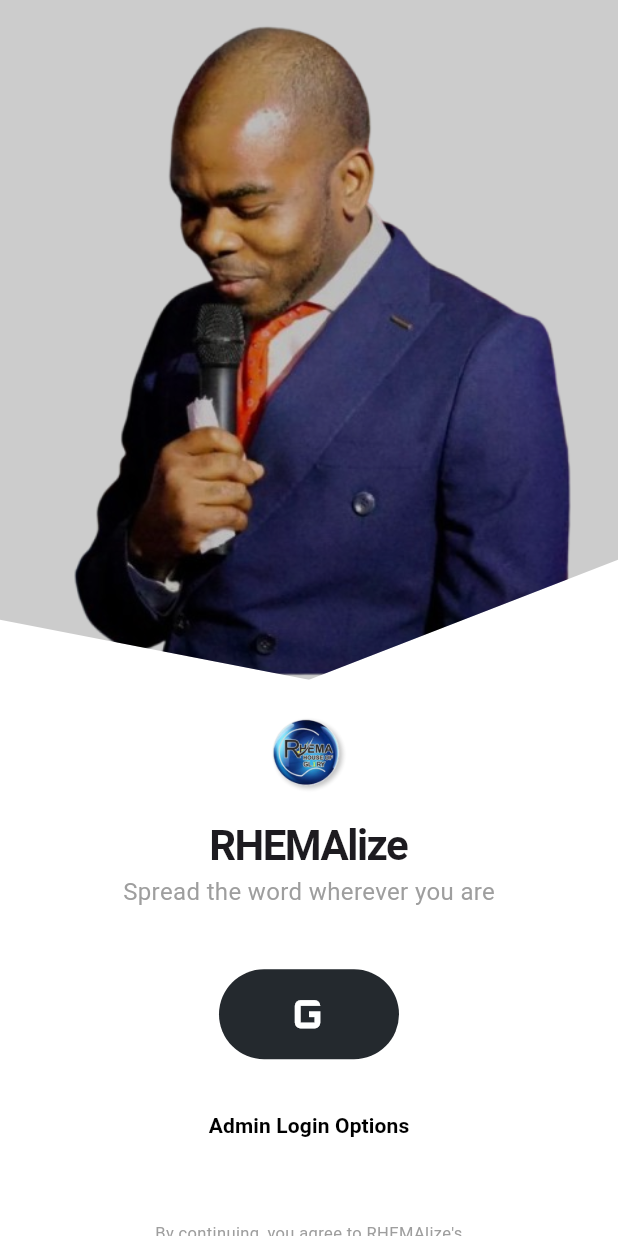
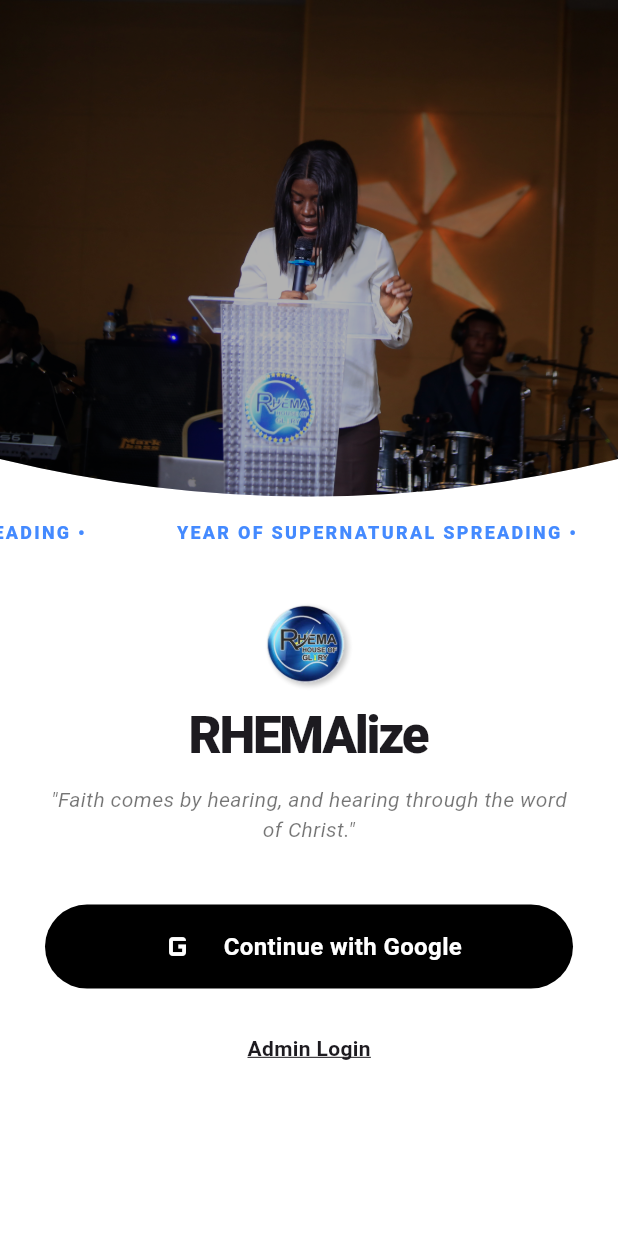
Before and after one commit to Majorboy1/Rhemalize, a Flutter app: the screen it shows after launch, on a phone screen of 412 x 824 dp. Run offline on Flutter 3.47's test engine with Material 3 defaults, Android fonts, the phone set to English and light mode, and no system bars; our stand-ins replace app_links, cloud_firestore, connectivity_plus, file_picker, firebase_auth, firebase_core and 8 more; missing offline and left inert: audio_session; accounts and stored records are empty; network calls fail.

Commit message:
Made final login screen

```diff
--- a/lib/screens/login_screen.dart
+++ b/lib/screens/login_screen.dart
@@ -13,54 +13,72 @@
   State<LoginScreen> createState() => _LoginScreenState();
 }
 
-class _LoginScreenState extends State<LoginScreen> {
-  // Logic variables
+class _LoginScreenState extends State<LoginScreen>
+    with TickerProviderStateMixin {
   final TextEditingController _emailController = TextEditingController();
   final TextEditingController _passwordController = TextEditingController();
+
   bool _isLoading = false;
   bool _showAdminForm = false;
   bool _isPasswordVisible = false;
 
-  // Image Transition variables
-  late Timer _timer;
+  late Timer _imageTimer;
+  late AnimationController _scrollController;
+  late AnimationController _scaleController;
   int _currentImageIndex = 0;
+
   final List<String> _backgroundImages = [
-    'assets/images/picture-1.png', // Ensure these exist in your assets
-    'assets/images/picture-2.png',
-    'assets/images/picture-3.png',
+    'assets/images/pst&wife.jpg',
+    'assets/images/ma_judith.png',
+    'assets/images/bro_dave.jpg',
+    'assets/images/sis_peace.jpg',
+    'assets/images/bro_wisdom.jpg',
+    'assets/images/esther.jpg',
+    'assets/images/millenium.jpg',
+    'assets/images/choir.jpg',
+    'assets/images/usher.jpg',
+    'assets/images/soul_winners.jpg',
+    'assets/images/pst_ministering.jpg',
+    'assets/images/crowd.jpg',
   ];
 
   @override
   void initState() {
     super.initState();
-    // Transition background every 3 seconds
-    _timer = Timer.periodic(const Duration(seconds: 3), (timer) {
+
+    // 1. Infinite Horizontal Scroll (Marquee)
+    _scrollController = AnimationController(
+      vsync: this,
+      duration: const Duration(seconds: 15),
+    )..repeat();
+
+    // 2. Background Image Zoom
+    _scaleController = AnimationController(
+      vsync: this,
+      duration: const Duration(seconds: 20),
+    )..repeat(reverse: true);
+
+    _imageTimer = Timer.periodic(const Duration(seconds: 5), (timer) {
       if (mounted) {
-        setState(() {
-          _currentImageIndex =
-              (_currentImageIndex + 1) % _backgroundImages.length;
-        });
+        setState(() => _currentImageIndex =
+            (_currentImageIndex + 1) % _backgroundImages.length);
       }
     });
   }
 
   @override
   void dispose() {
-    _timer.cancel();
+    _imageTimer.cancel();
+    _scrollController.dispose();
+    _scaleController.dispose();
     _emailController.dispose();
     _passwordController.dispose();
     super.dispose();
   }
 
   Future<void> _handleLogin(String method) async {
-    if (method == 'admin' && !_showAdminForm) {
-      setState(() => _showAdminForm = true);
-      return;
-    }
-
     setState(() => _isLoading = true);
     final auth = Provider.of<AuthProvider>(context, listen: false);
-
     try {
       String? userEmail;
       if (method == 'google') {
@@ -68,7 +86,6 @@
         userEmail = credential?.user?.email?.toLowerCase();
       } else {
         userEmail = _emailController.text.trim().toLowerCase();
-        if (userEmail.isEmpty) throw 'Please enter your admin email.';
         await auth.signInWithEmailAndPassword(
             userEmail, _passwordController.text.trim());
       }
@@ -77,18 +94,17 @@
           .collection('admins')
           .doc(userEmail)
           .get();
+      if (!mounted) return;
 
-      if (mounted) {
       if (adminDoc.exists) {
         Navigator.pushReplacement(context,
             MaterialPageRoute(builder: (_) => const AdminMainScreen()));
       } else if (_showAdminForm) {
         await auth.signOut();
-          throw 'Unauthorized: Email is not registered as an Admin.';
+        throw 'Access Denied: Admin rights required.';
       } else {
         Navigator.pushReplacement(
             context, MaterialPageRoute(builder: (_) => const MainApp()));
-        }
       }
     } catch (e) {
       if (mounted) {
@@ -107,176 +123,233 @@
       body: SingleChildScrollView(
         child: Column(
           children: [
-            // TOP IMAGE SECTION WITH CLIPPER
-            Stack(
+            // HEADER IMAGE
+            ClipPath(
+              clipper: HeaderClipper(),
+              child: Stack(
                 children: [
-                ClipPath(
-                  clipper: ZigZagClipper(),
-                  child: AnimatedSwitcher(
-                    duration: const Duration(milliseconds: 800),
+                  AnimatedSwitcher(
+                    duration: const Duration(milliseconds: 1000),
+                    child: ScaleTransition(
+                      key: ValueKey<int>(_currentImageIndex),
+                      scale: Tween<double>(begin: 1.0, end: 1.15)
+                          .animate(_scaleController),
                       child: Container(
-                      key: ValueKey<int>(_currentImageIndex),
-                      height: MediaQuery.of(context).size.height * 0.55,
+                        height: MediaQuery.of(context).size.height * 0.42,
                         width: double.infinity,
                         decoration: BoxDecoration(
                           image: DecorationImage(
-                          image:
-                              AssetImage(_backgroundImages[_currentImageIndex]),
+                            image: AssetImage(
+                                _backgroundImages[_currentImageIndex]),
                             fit: BoxFit.cover,
                           ),
                         ),
-                      // Overlay to darken image slightly
-                      child: Container(color: Colors.black.withOpacity(0.2)),
                       ),
                     ),
                   ),
+                  Container(
+                      height: MediaQuery.of(context).size.height * 0.42,
+                      color: Colors.black.withOpacity(0.3)),
                 ],
               ),
+            ),
 
-            // LOGO & TEXT SECTION
+            // FIXED MARQUEE (Solves the 639px overflow)
+            SizedBox(
+              height: 40,
+              width: double.infinity,
+              child: ClipRect(
+                // Clips the text so it doesn't bleed out of the screen
+                child: AnimatedBuilder(
+                  animation: _scrollController,
+                  builder: (context, child) {
+                    return Stack(
+                      children: [
+                        Positioned(
+                          left: MediaQuery.of(context).size.width -
+                              (_scrollController.value *
+                                  (MediaQuery.of(context).size.width + 800)),
+                          child: Row(
+                            children: List.generate(
+                                400, (index) => _buildScrollingText()),
+                          ),
+                        ),
+                      ],
+                    );
+                  },
+                ),
+              ),
+            ),
+
             Padding(
               padding: const EdgeInsets.symmetric(horizontal: 30),
               child: Column(
                 children: [
-                  const SizedBox(height: 20),
-                  Image.asset('assets/images/rhema-logo.png', height: 60),
                   const SizedBox(height: 10),
+                  Image.asset('assets/images/rhema-logo.png', height: 70),
+                  const Text("RHEMAlize",
+                      style: TextStyle(
+                          fontSize: 34,
+                          fontWeight: FontWeight.w900,
+                          letterSpacing: -1.5)),
+                  const SizedBox(height: 8),
                   const Text(
-                    "RHEMAlize",
+                    "\"Faith comes by hearing, and hearing through the word of Christ.\"",
+                    textAlign: TextAlign.center,
                     style: TextStyle(
-                        fontSize: 28,
-                        fontWeight: FontWeight.bold,
-                        letterSpacing: -1),
-                  ),
-                  const Text(
-                    "Spread the word wherever you are",
-                    style: TextStyle(fontSize: 16, color: Colors.grey),
+                        fontSize: 14,
+                        color: Colors.black54,
+                        fontStyle: FontStyle.italic),
                   ),
                   const SizedBox(height: 40),
-
-                  // LOGIN ACTIONS
                   if (_isLoading)
-                    const CircularProgressIndicator()
+                    const CircularProgressIndicator(color: Colors.black)
                   else if (!_showAdminForm)
                     _buildGoogleButton()
                   else
                     _buildAdminForm(),
-
-                  const SizedBox(height: 20),
-
-                  // SECONDARY OPTION
+                  const SizedBox(height: 30),
                   if (!_isLoading)
-                    TextButton(
-                      onPressed: () {
-                        setState(() {
-                          _showAdminForm = !_showAdminForm;
-                        });
-                      },
+                    GestureDetector(
+                      onTap: () =>
+                          setState(() => _showAdminForm = !_showAdminForm),
                       child: Text(
-                        _showAdminForm
-                            ? "Back to User Login"
-                            : "Admin Login Options",
+                        _showAdminForm ? "Sign in as Member" : "Admin Login",
                         style: const TextStyle(
-                            color: Colors.black, fontWeight: FontWeight.bold),
+                            fontWeight: FontWeight.bold,
+                            decoration: TextDecoration.underline),
                       ),
                     ),
                 ],
               ),
             ),
-
-            const SizedBox(height: 40),
-            const Text(
-              "By continuing, you agree to RHEMAlize's\nTerms of Use and Privacy Policy",
-              textAlign: TextAlign.center,
-              style: TextStyle(color: Colors.grey, fontSize: 11),
-            ),
-            const SizedBox(height: 20),
           ],
         ),
       ),
     );
   }
 
+  Widget _buildScrollingText() {
+    return Container(
+      padding: const EdgeInsets.only(right: 60), // Space between repetitions
+      child: const Text(
+        "YEAR OF SUPERNATURAL SPREADING •",
+        style: TextStyle(
+            fontSize: 12,
+            fontWeight: FontWeight.w900,
+            color: Colors.blueAccent,
+            letterSpacing: 1.5),
+      ),
+    );
+  }
+
+  // PREMIUM BLACK GOOGLE BUTTON
   Widget _buildGoogleButton() {
     return InkWell(
       onTap: () => _handleLogin('google'),
+      borderRadius: BorderRadius.circular(30),
       child: Container(
-        height: 60,
-        width: 120, // Circular style button like the image
+        width: double.infinity,
+        height: 56,
         decoration: BoxDecoration(
-          color: const Color(0xFF24292E),
+          color: Colors.black, // Your requested black background
           borderRadius: BorderRadius.circular(30),
         ),
-        child: const Center(
-          child: Icon(Icons.g_mobiledata, color: Colors.white, size: 45),
+        child: Row(
+          mainAxisAlignment: MainAxisAlignment.center,
+          children: [
+            // Standard Multi-color Google Icon
+            Image.network(
+              'https://upload.wikimedia.org/wikipedia/commons/thumb/c/c1/Google_\"G\"_Logo.svg/480px-Google_\"G\"_Logo.svg.png',
+              height: 24,
+              errorBuilder: (context, error, stackTrace) =>
+                  const Icon(Icons.g_mobiledata, color: Colors.white, size: 30),
+            ),
+            const SizedBox(width: 15),
+            const Text(
+              "Continue with Google",
+              style: TextStyle(
+                  fontSize: 16,
+                  fontWeight: FontWeight.w600,
+                  color: Colors.white),
+            ),
+          ],
         ),
       ),
     );
   }
 
+  // UPDATED ADMIN DESIGN
   Widget _buildAdminForm() {
     return Column(
       children: [
-        TextField(
-          controller: _emailController,
-          decoration: InputDecoration(
-            hintText: 'Admin Email',
-            filled: true,
-            fillColor: Colors.grey[100],
-            border: OutlineInputBorder(
-                borderRadius: BorderRadius.circular(15),
-                borderSide: BorderSide.none),
-          ),
-        ),
-        const SizedBox(height: 10),
-        TextField(
-          controller: _passwordController,
-          obscureText: !_isPasswordVisible,
-          decoration: InputDecoration(
-            hintText: 'Password',
-            filled: true,
-            fillColor: Colors.grey[100],
-            suffixIcon: IconButton(
-              icon: Icon(
-                  _isPasswordVisible ? Icons.visibility : Icons.visibility_off),
-              onPressed: () =>
-                  setState(() => _isPasswordVisible = !_isPasswordVisible),
-            ),
-            border: OutlineInputBorder(
-                borderRadius: BorderRadius.circular(15),
-                borderSide: BorderSide.none),
-          ),
-        ),
-        const SizedBox(height: 15),
+        _buildTextField(_emailController, "Admin Email", Icons.email_outlined),
+        const SizedBox(height: 12),
+        _buildTextField(_passwordController, "Password", Icons.lock_outline,
+            isPass: true),
+        const SizedBox(height: 20),
         ElevatedButton(
           onPressed: () => _handleLogin('admin'),
           style: ElevatedButton.styleFrom(
-            backgroundColor: Colors.black,
-            minimumSize: const Size(double.infinity, 55),
+            backgroundColor: Colors.blueAccent,
+            minimumSize: const Size(double.infinity, 58),
             shape:
-                RoundedRectangleBorder(borderRadius: BorderRadius.circular(15)),
+                RoundedRectangleBorder(borderRadius: BorderRadius.circular(30)),
           ),
-          child: const Text("Confirm Admin Login",
-              style: TextStyle(color: Colors.white)),
+          child: const Text("Access Admin Portal",
+              style: TextStyle(
+                  color: Colors.white,
+                  fontWeight: FontWeight.bold,
+                  fontSize: 16)),
         ),
       ],
     );
   }
+
+  Widget _buildTextField(TextEditingController ctrl, String hint, IconData icon,
+      {bool isPass = false}) {
+    return TextField(
+      controller: ctrl,
+      obscureText: isPass ? !_isPasswordVisible : false,
+      decoration: InputDecoration(
+        hintText: hint,
+        prefixIcon: Icon(icon, color: Colors.black45, size: 20),
+        suffixIcon: isPass
+            ? IconButton(
+                icon: Icon(
+                    _isPasswordVisible
+                        ? Icons.visibility
+                        : Icons.visibility_off,
+                    size: 20),
+                onPressed: () =>
+                    setState(() => _isPasswordVisible = !_isPasswordVisible),
+              )
+            : null,
+        filled: true,
+        fillColor: const Color(0xFFF5F5F5),
+        enabledBorder: OutlineInputBorder(
+            borderRadius: BorderRadius.circular(30),
+            borderSide: BorderSide.none),
+        focusedBorder: OutlineInputBorder(
+            borderRadius: BorderRadius.circular(30),
+            borderSide: const BorderSide(color: Colors.blueAccent, width: 1.5)),
+      ),
+    );
+  }
 }
 
-// Custom Clipper for the Zig-Zag / Angled bottom effect
-class ZigZagClipper extends CustomClipper<Path> {
+class HeaderClipper extends CustomClipper<Path> {
   @override
   Path getClip(Size size) {
     Path path = Path();
     path.lineTo(0, size.height - 40);
-    path.lineTo(size.width * 0.5, size.height); // Peak in the middle
-    path.lineTo(size.width, size.height - 80); // Higher on the right
+    path.quadraticBezierTo(
+        size.width * 0.5, size.height + 10, size.width, size.height - 40);
     path.lineTo(size.width, 0);
     path.close();
     return path;
   }
 
   @override
-  bool shouldReclip(CustomClipper<Path> oldClipper) => false;
+  bool shouldReclip(CustomClipper<Path> old) => false;
 }
```
Lines whose indentation alone changed are shown as unchanged.
